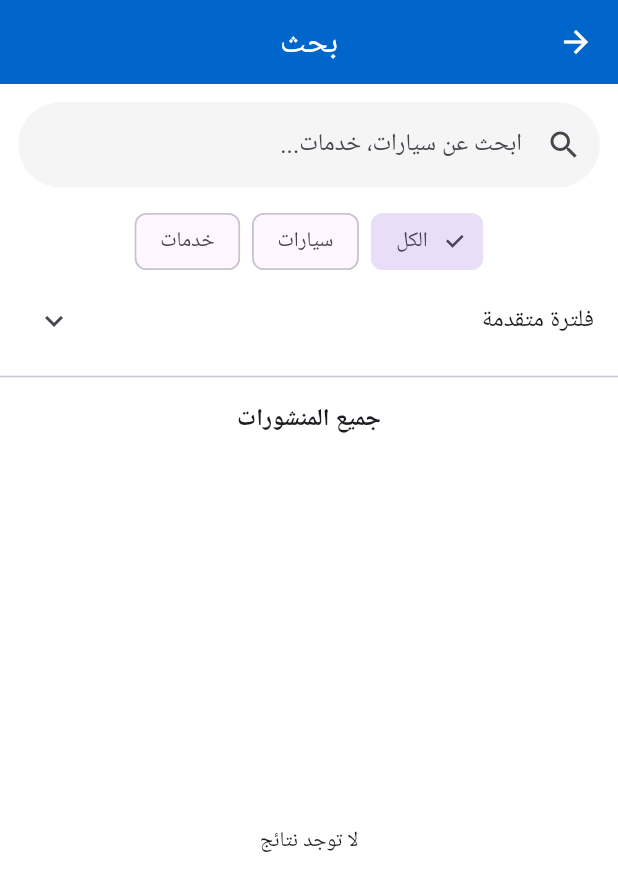
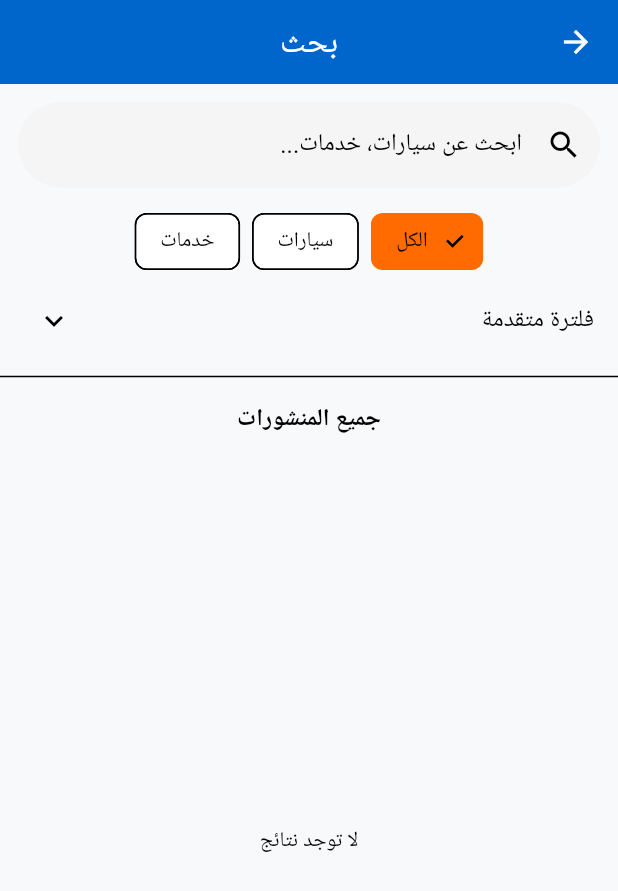
Before and after one commit to oroubtank-dot/carsocial, a Flutter app: the SearchScreen screen opened by its route, on a phone screen of 412 x 824 dp. Shown: the top 891 px of the screen. Run offline on Flutter 3.47's test engine with Material 3 defaults, Android fonts, the phone set to English and light mode, and no system bars; our stand-ins replace cloud_firestore, easy_localization, firebase_auth, firebase_core, firebase_messaging, firebase_storage and 6 more; accounts and stored records are empty; network calls fail.

Commit message:
✅ توحيد الألوان (AppColors.primary & AppColors.secondary)

```diff
--- a/lib/constants/app_colors.dart
+++ b/lib/constants/app_colors.dart
@@ -1,12 +1,13 @@
 import 'package:flutter/material.dart';
 
 class AppColors {
-  static const Color primary = Color(0xFF0066CC);
-  static const Color secondary = Color(0xFFFF6B00);
-  static const Color darkBlue = Color(0xFF0A2E5C);
-  static const Color background = Color(0xFFF8F9FA);
-  static const Color darkBackground = Color(0xFF0F172A);
-  static const Color darkSurface = Color(0xFF1E293B);
-  static const Color success = Color(0xFF4CAF50);
-  static const Color error = Color(0xFFE53935);
+  static const Color primary = Color(0xFF0066CC); // أزرق رئيسي
+  static const Color secondary = Color(0xFFFF6B00); // برتقالي ثانوي
+  static const Color darkBlue = Color(0xFF0A2E5C); // أزرق غامق
+  static const Color background = Color(0xFFF8F9FA); // خلفية فاتحة
+  static const Color darkBackground = Color(0xFF0F172A); // خلفية داكنة
+  static const Color darkSurface = Color(0xFF1E293B); // سطح داكن
+  static const Color success = Color(0xFF4CAF50); // أخضر نجاح
+  static const Color error = Color(0xFFE53935); // أحمر خطأ
+  static const Color gold = Color(0xFFFFD700); // ذهبي
 }
--- a/lib/screens/home_screen.dart
+++ b/lib/screens/home_screen.dart
@@ -7,6 +7,7 @@ import '../services/firestore_service.dart';
 import '../widgets/post_card.dart';
 import '../widgets/story_card.dart';
 import '../widgets/custom_navbar.dart';
+import '../constants/app_colors.dart';
 import 'profile_screen.dart';
 import 'notifications_screen.dart';
 import 'add_post_screen.dart';
@@ -74,7 +75,7 @@ class HomeContent extends StatelessWidget {
             child: Icon(
               icon,
               size: 28,
-              color: isDark ? Colors.grey.shade300 : Colors.grey.shade700,
+              color: isDark ? Colors.grey.shade300 : AppColors.primary,
             ),
           ),
           const SizedBox(height: 4),
@@ -200,6 +201,7 @@ class HomeContent extends StatelessWidget {
 
     return Scaffold(
       appBar: AppBar(
+        backgroundColor: AppColors.primary,
         title: Text('app_name'.tr()),
         centerTitle: true,
         actions: [
--- a/lib/screens/splash_screen.dart
+++ b/lib/screens/splash_screen.dart
@@ -1,6 +1,7 @@
 import 'package:flutter/material.dart';
 import 'package:firebase_auth/firebase_auth.dart';
 import 'package:easy_localization/easy_localization.dart';
+import '../constants/app_colors.dart';
 import 'login_screen.dart';
 import 'home_screen.dart';
 
@@ -41,7 +42,7 @@ class _SplashScreenState extends State<SplashScreen> {
   @override
   Widget build(BuildContext context) {
     return Scaffold(
-      backgroundColor: const Color(0xFF0066CC),
+      backgroundColor: AppColors.primary,
       body: Center(
         child: Column(
           mainAxisAlignment: MainAxisAlignment.center,
@@ -60,10 +61,10 @@ class _SplashScreenState extends State<SplashScreen> {
                   ),
                 ],
               ),
-              child: const Icon(
+              child: Icon(
                 Icons.directions_car,
                 size: 70,
-                color: Color(0xFF0066CC),
+                color: AppColors.primary,
               ),
             ),
             const SizedBox(height: 40),
--- a/lib/theme/app_theme.dart
+++ b/lib/theme/app_theme.dart
@@ -1,13 +1,80 @@
 import 'package:flutter/material.dart';
+import '../constants/app_colors.dart';
 
 class AppTheme {
   static ThemeData lightTheme = ThemeData(
+    useMaterial3: true,
     brightness: Brightness.light,
-    primarySwatch: Colors.blue,
-    scaffoldBackgroundColor: Colors.white,
+    primaryColor: AppColors.primary,
+    scaffoldBackgroundColor: AppColors.background,
+    colorScheme: const ColorScheme.light(
+      primary: AppColors.primary,
+      secondary: AppColors.secondary,
+      surface: Colors.white,
+    ),
     appBarTheme: const AppBarTheme(
-      backgroundColor: Color(0xFF0066CC),
+      backgroundColor: AppColors.primary,
       foregroundColor: Colors.white,
+      centerTitle: true,
+      elevation: 0,
+    ),
+    cardTheme: const CardThemeData(
+      color: Colors.white,
+      elevation: 2,
+      shape: RoundedRectangleBorder(
+          borderRadius: BorderRadius.all(Radius.circular(12))),
+    ),
+    elevatedButtonTheme: ElevatedButtonThemeData(
+      style: ElevatedButton.styleFrom(
+        backgroundColor: AppColors.secondary,
+        foregroundColor: Colors.white,
+        shape: RoundedRectangleBorder(borderRadius: BorderRadius.circular(12)),
+      ),
+    ),
+    outlinedButtonTheme: OutlinedButtonThemeData(
+      style: OutlinedButton.styleFrom(
+        foregroundColor: AppColors.primary,
+        side: const BorderSide(color: AppColors.primary),
+        shape: RoundedRectangleBorder(borderRadius: BorderRadius.circular(12)),
+      ),
+    ),
+  );
+
+  static ThemeData darkTheme = ThemeData(
+    useMaterial3: true,
+    brightness: Brightness.dark,
+    primaryColor: AppColors.darkBlue,
+    scaffoldBackgroundColor: AppColors.darkBackground,
+    colorScheme: const ColorScheme.dark(
+      primary: AppColors.darkBlue,
+      secondary: AppColors.secondary,
+      surface: AppColors.darkSurface,
+    ),
+    appBarTheme: const AppBarTheme(
+      backgroundColor: AppColors.darkSurface,
+      foregroundColor: Colors.white,
+      centerTitle: true,
+      elevation: 0,
+    ),
+    cardTheme: const CardThemeData(
+      color: AppColors.darkSurface,
+      elevation: 2,
+      shape: RoundedRectangleBorder(
+          borderRadius: BorderRadius.all(Radius.circular(12))),
+    ),
+    elevatedButtonTheme: ElevatedButtonThemeData(
+      style: ElevatedButton.styleFrom(
+        backgroundColor: AppColors.secondary,
+        foregroundColor: Colors.white,
+        shape: RoundedRectangleBorder(borderRadius: BorderRadius.circular(12)),
+      ),
+    ),
+    outlinedButtonTheme: OutlinedButtonThemeData(
+      style: OutlinedButton.styleFrom(
+        foregroundColor: AppColors.secondary,
+        side: const BorderSide(color: AppColors.secondary),
+        shape: RoundedRectangleBorder(borderRadius: BorderRadius.circular(12)),
+      ),
     ),
   );
 }
--- a/lib/widgets/post_card.dart
+++ b/lib/widgets/post_card.dart
@@ -5,6 +5,7 @@ import 'package:share_plus/share_plus.dart';
 import 'package:easy_localization/easy_localization.dart';
 import 'package:url_launcher/url_launcher.dart';
 import 'package:video_player/video_player.dart';
+import '../constants/app_colors.dart';
 
 class PostCard extends StatefulWidget {
   final DocumentSnapshot post;
@@ -64,9 +65,9 @@ class _PostCardState extends State<PostCard> {
   Future<void> _toggleSavePost() async {
     final user = FirebaseAuth.instance.currentUser;
     if (user == null) {
-      ScaffoldMessenger.of(
-        context,
-      ).showSnackBar(const SnackBar(content: Text('يجب تسجيل الدخول أولاً')));
+      ScaffoldMessenger.of(context).showSnackBar(
+        const SnackBar(content: Text('يجب تسجيل الدخول أولاً')),
+      );
       return;
     }
 
@@ -95,9 +96,9 @@ class _PostCardState extends State<PostCard> {
         _isSaved = true;
       });
       if (mounted) {
-        ScaffoldMessenger.of(
-          context,
-        ).showSnackBar(const SnackBar(content: Text('✅ تم الحفظ في المفضلة')));
+        ScaffoldMessenger.of(context).showSnackBar(
+          const SnackBar(content: Text('✅ تم الحفظ في المفضلة')),
+        );
       }
     }
   }
@@ -128,8 +129,7 @@ class _PostCardState extends State<PostCard> {
     final description = data['description'] ?? '';
     final price = data['price'] ?? '';
 
-    final text =
-        '''
+    final text = '''
 🚗 *$title*
 📝 $description
 💰 ${'price'.tr()}: $price ${'egp'.tr()}
@@ -377,10 +377,10 @@ ${'download_app'.tr()}: CarSocial
               const SizedBox(height: 8),
               Text(
                 '${'price'.tr()}: ${data['price']} ${'egp'.tr()}',
-                style: const TextStyle(
+                style: TextStyle(
                   fontSize: 16,
                   fontWeight: FontWeight.bold,
-                  color: Color(0xFF0066CC),
+                  color: AppColors.primary,
                 ),
               ),
             ],
```
Also changed, not shown: 1 other file.
